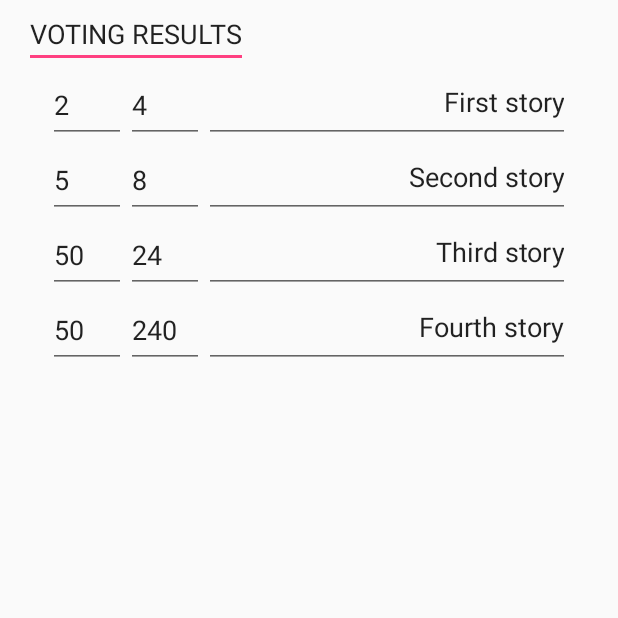
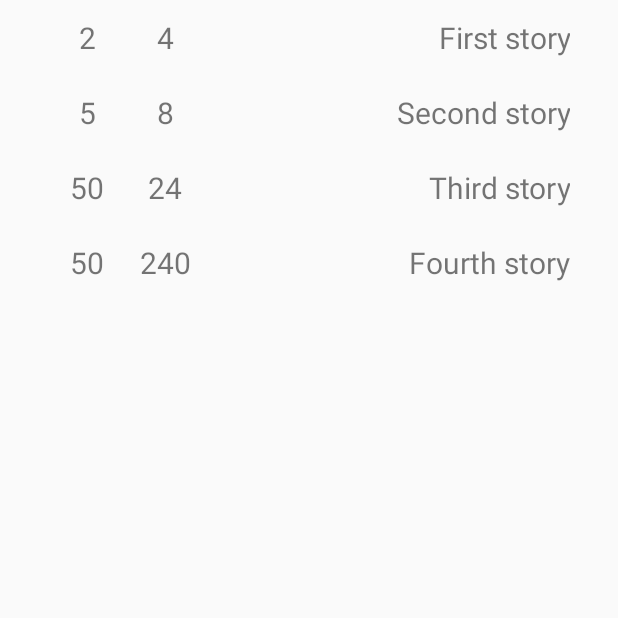
Before and after one commit to Kemekaze/EDA397G1, an Android app: the VoteResultsActivity screen opened directly, with no data from a screen before it, on a phone screen of 412 x 824 dp, the top half of it. Run offline under Robolectric (Android 15) with nearby library versions, the phone set to English and light mode, and no system bars.

Commit message:
Changed the EditTexts to TextViews. Also changed the design a bit while at it

```diff
--- a/app/src/main/res/layout/activity_vote_results.xml
+++ b/app/src/main/res/layout/activity_vote_results.xml
@@ -8,11 +8,6 @@
     android:paddingRight="16dp"
     >
 
-    <EditText
-        android:layout_width="wrap_content"
-        android:layout_height="wrap_content"
-        android:text="VOTING RESULTS" />
-
     <LinearLayout xmlns:android="http://schemas.android.com/apk/res/android"
         android:layout_width="match_parent"
         android:layout_height="50dp"
@@ -21,24 +16,31 @@
         android:paddingRight="16dp"
         >
 
-        <EditText
+        <TextView
             android:layout_width="0dp"
             android:layout_height="match_parent"
             android:layout_weight="15"
-            android:text="2" />
+            android:text="2"
+            android:textSize="20dp"
+            android:gravity="center"/>
 
-        <EditText
+        <TextView
             android:layout_width="0dp"
             android:layout_height="match_parent"
             android:layout_weight="15"
-            android:text="4" />
+            android:text="4"
+            android:textSize="20dp"
+            android:gravity="center"/>/>
 
-        <EditText
+        <TextView
             android:layout_width="0dp"
             android:layout_height="match_parent"
             android:layout_weight="70"
-            android:gravity="right"
-            android:text="First story" />
+            android:gravity="right|center"
+            android:text="First story"
+            android:textSize="20dp"
+
+            />
 
     </LinearLayout>
 
@@ -50,24 +52,31 @@
         android:paddingRight="16dp"
         >
 
-        <EditText
+        <TextView
             android:layout_width="0dp"
             android:layout_height="match_parent"
             android:layout_weight="15"
-            android:text="5" />
+            android:text="5"
+            android:textSize="20dp"
+            android:gravity="center"/>/>
 
-        <EditText
+        <TextView
             android:layout_width="0dp"
             android:layout_height="match_parent"
             android:layout_weight="15"
-            android:text="8" />
+            android:text="8"
+            android:textSize="20dp"
+            android:gravity="center"/>/>
 
-        <EditText
+        <TextView
             android:layout_width="0dp"
             android:layout_height="match_parent"
             android:layout_weight="70"
-            android:gravity="right"
-            android:text="Second story" />
+            android:gravity="right|center"
+            android:text="Second story"
+            android:textSize="20dp"
+            />
+        />
 
     </LinearLayout>
 
@@ -79,24 +88,31 @@
         android:paddingLeft="16dp"
         android:paddingRight="16dp">
 
-        <EditText
+        <TextView
             android:layout_width="0dp"
             android:layout_height="match_parent"
             android:layout_weight="15"
-            android:text="50" />
+            android:text="50"
+            android:textSize="20dp"
+            android:gravity="center"/>/>
 
-        <EditText
+        <TextView
             android:layout_width="0dp"
             android:layout_height="match_parent"
             android:layout_weight="15"
-            android:text="24" />
+            android:text="24"
+            android:textSize="20dp"
+            android:gravity="center"/>/>
 
-        <EditText
+        <TextView
             android:layout_width="0dp"
             android:layout_height="match_parent"
             android:layout_weight="70"
-            android:gravity="right"
-            android:text="Third story" />
+            android:gravity="right|center"
+            android:text="Third story"
+            android:textSize="20dp"
+            />
+        />
 
     </LinearLayout>
 
@@ -108,25 +124,31 @@
         android:paddingLeft="16dp"
         android:paddingRight="16dp">
 
-        <EditText
+        <TextView
             android:layout_width="0dp"
             android:layout_height="match_parent"
             android:layout_weight="15"
-            android:text="50" />
+            android:text="50"
+            android:textSize="20dp"
+            android:gravity="center" />
 
-        <EditText
+        <TextView
             android:layout_width="0dp"
             android:layout_height="match_parent"
             android:layout_weight="15"
-            android:text="240" />
+            android:text="240"
+            android:textSize="20dp"
+            android:gravity="center"/>
 
-        <EditText
+        <TextView
 
             android:layout_width="0dp"
             android:layout_height="match_parent"
             android:layout_weight="70"
-            android:gravity="right"
-            android:text="Fourth story" />
+            android:gravity="right|center"
+            android:text="Fourth story"
+            android:textSize="20dp"
+            />
 
     </LinearLayout>
 
```
